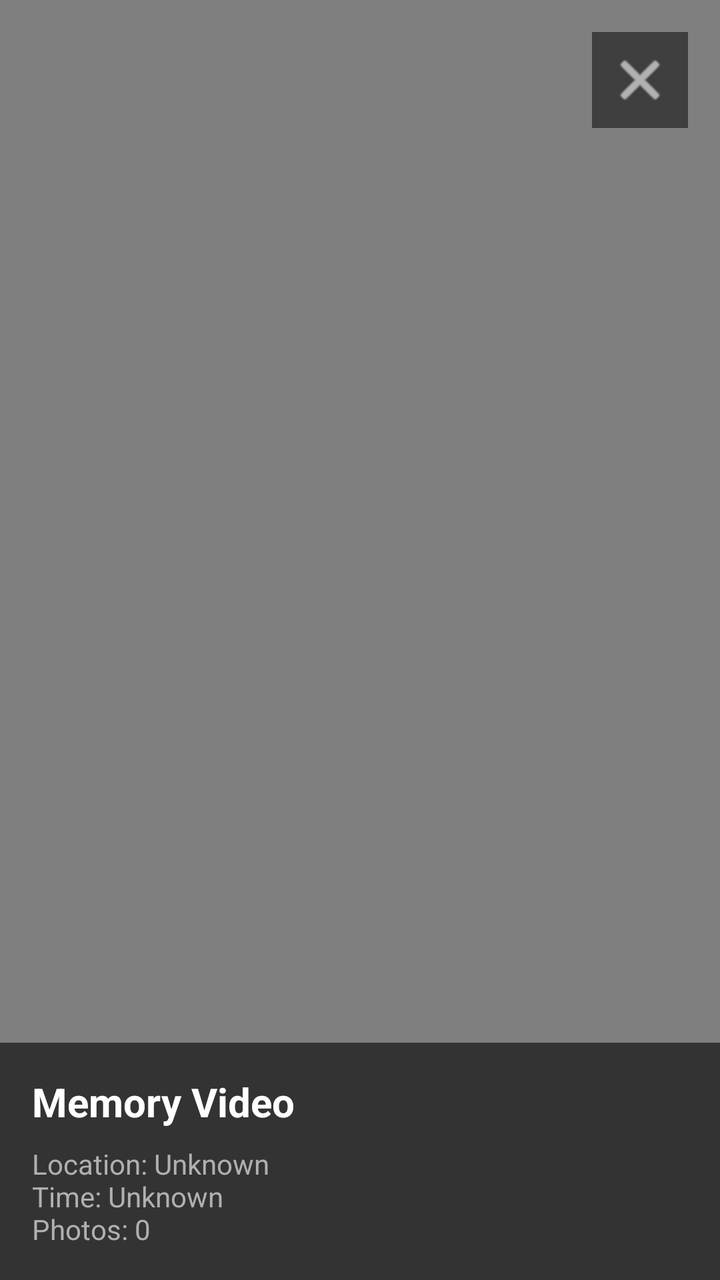
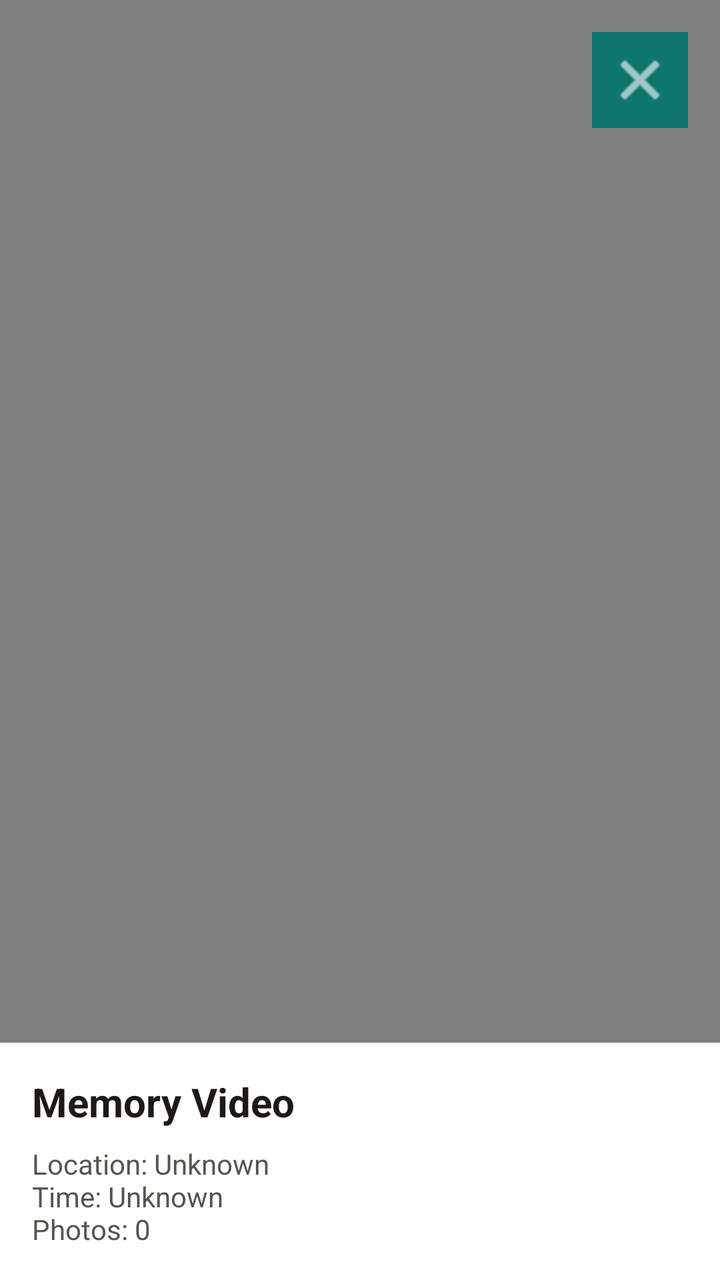

An Android layout rendered at two revisions. The XML below is the earlier revision; the diff shows what the commit changed to produce the second picture.
<!-- AndroidManifest.xml: application theme Theme.RecallLive -->
<!-- res/layout/fragment_patientvideoopened.xml -->
<?xml version="1.0" encoding="utf-8"?>
<androidx.constraintlayout.widget.ConstraintLayout xmlns:android="http://schemas.android.com/apk/res/android"
    xmlns:app="http://schemas.android.com/apk/res-auto"
    xmlns:tools="http://schemas.android.com/tools"
    android:layout_width="match_parent"
    android:layout_height="match_parent"
    android:background="@color/black">

    
    <VideoView
        android:id="@+id/video_view"
        android:layout_width="0dp"
        android:layout_height="0dp"
        app:layout_constraintBottom_toTopOf="@+id/subtitle_container"
        app:layout_constraintEnd_toEndOf="parent"
        app:layout_constraintStart_toStartOf="parent"
        app:layout_constraintTop_toTopOf="parent" />

    
    <ImageButton
        android:id="@+id/btn_close"
        android:layout_width="48dp"
        android:layout_height="48dp"
        android:layout_margin="16dp"
        android:background="#80000000"
        android:contentDescription="Close video"
        android:padding="12dp"
        android:src="@android:drawable/ic_menu_close_clear_cancel"
        app:layout_constraintEnd_toEndOf="parent"
        app:layout_constraintTop_toTopOf="parent"
        app:tint="#FFFFFF" />

    
    <androidx.constraintlayout.widget.ConstraintLayout
        android:id="@+id/subtitle_container"
        android:layout_width="0dp"
        android:layout_height="wrap_content"
        android:background="#CC000000"
        android:padding="16dp"
        android:minHeight="100dp"
        app:layout_constraintBottom_toBottomOf="parent"
        app:layout_constraintEnd_toEndOf="parent"
        app:layout_constraintStart_toStartOf="parent">

        
        <TextView
            android:id="@+id/tv_video_title"
            android:layout_width="0dp"
            android:layout_height="wrap_content"
            android:text="Memory Video"
            android:textColor="#FFFFFF"
            android:textSize="20sp"
            android:textStyle="bold"
            app:layout_constraintEnd_toEndOf="parent"
            app:layout_constraintStart_toStartOf="parent"
            app:layout_constraintTop_toTopOf="parent" />

        
        <TextView
            android:id="@+id/tv_subtitles_content"
            android:layout_width="0dp"
            android:layout_height="wrap_content"
            android:layout_marginTop="8dp"
            android:text="Location: Unknown\nTime: Unknown\nPhotos: 0"
            android:textColor="#B0B0B0"
            android:textSize="14sp"
            app:layout_constraintEnd_toEndOf="parent"
            app:layout_constraintStart_toStartOf="parent"
            app:layout_constraintTop_toBottomOf="@+id/tv_video_title" />

    </androidx.constraintlayout.widget.ConstraintLayout>

</androidx.constraintlayout.widget.ConstraintLayout>
<!-- resources referenced by this layout -->
<resources>
  <color name="black">#FFFFFF</color>
  <style name="Theme.RecallLive" parent="Base.Theme.RecallLive" />
  <style name="Base.Theme.RecallLive" parent="Theme.Material3.DayNight.NoActionBar">
          
          
      </style>
</resources>

<!-- the commit's change to res/layout/fragment_patientvideoopened.xml (unified diff, before → after) -->
@@ -4,7 +4,7 @@
     xmlns:tools="http://schemas.android.com/tools"
     android:layout_width="match_parent"
     android:layout_height="match_parent"
-    android:background="@color/black">
+    android:background="#FAF7F2">
 
     
     <VideoView
@@ -22,7 +22,7 @@
         android:layout_width="48dp"
         android:layout_height="48dp"
         android:layout_margin="16dp"
-        android:background="#80000000"
+        android:background="#0F766E"
         android:contentDescription="Close video"
         android:padding="12dp"
         android:src="@android:drawable/ic_menu_close_clear_cancel"
@@ -35,7 +35,7 @@
         android:id="@+id/subtitle_container"
         android:layout_width="0dp"
         android:layout_height="wrap_content"
-        android:background="#CC000000"
+        android:background="#FFFFFF"
         android:padding="16dp"
         android:minHeight="100dp"
         app:layout_constraintBottom_toBottomOf="parent"
@@ -48,7 +48,7 @@
             android:layout_width="0dp"
             android:layout_height="wrap_content"
             android:text="Memory Video"
-            android:textColor="#FFFFFF"
+            android:textColor="#1C1917"
             android:textSize="20sp"
             android:textStyle="bold"
             app:layout_constraintEnd_toEndOf="parent"
@@ -62,7 +62,7 @@
             android:layout_height="wrap_content"
             android:layout_marginTop="8dp"
             android:text="Location: Unknown\nTime: Unknown\nPhotos: 0"
-            android:textColor="#B0B0B0"
+            android:textColor="#57534E"
             android:textSize="14sp"
             app:layout_constraintEnd_toEndOf="parent"
             app:layout_constraintStart_toStartOf="parent"
<!-- resource entries referenced after the edit -->
@@ -1,6 +1,5 @@
 <!-- resources referenced by this layout -->
 <resources>
-  <color name="black">#FFFFFF</color>
   <style name="Theme.RecallLive" parent="Base.Theme.RecallLive" />
   <style name="Base.Theme.RecallLive" parent="Theme.Material3.DayNight.NoActionBar">
           
